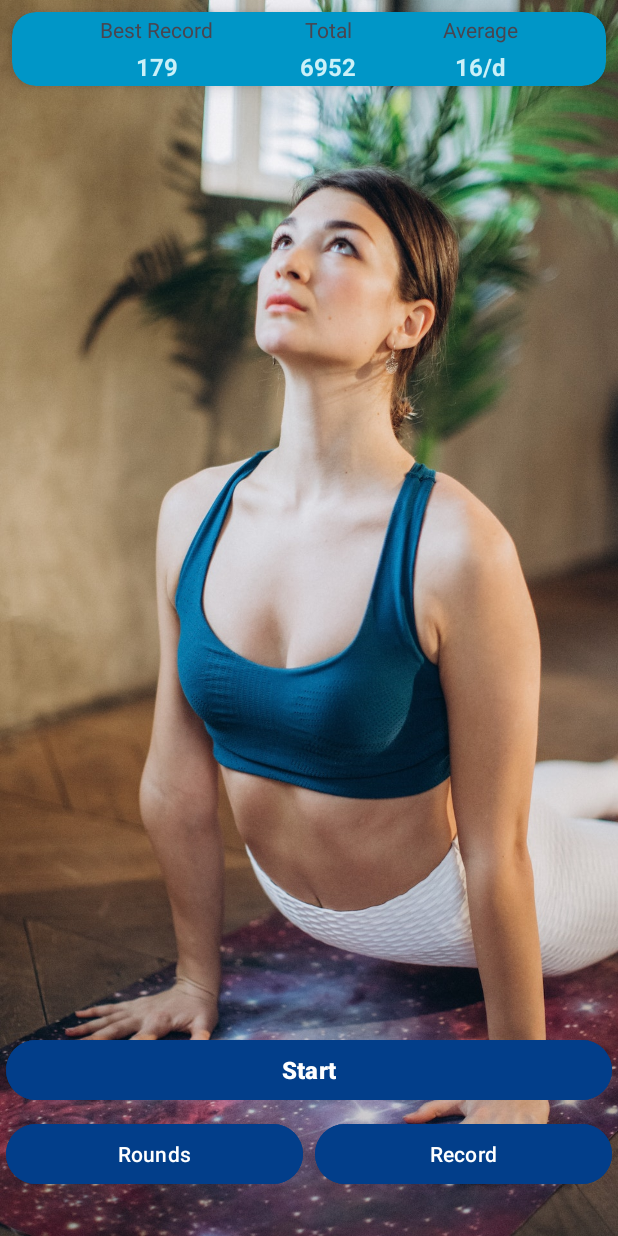
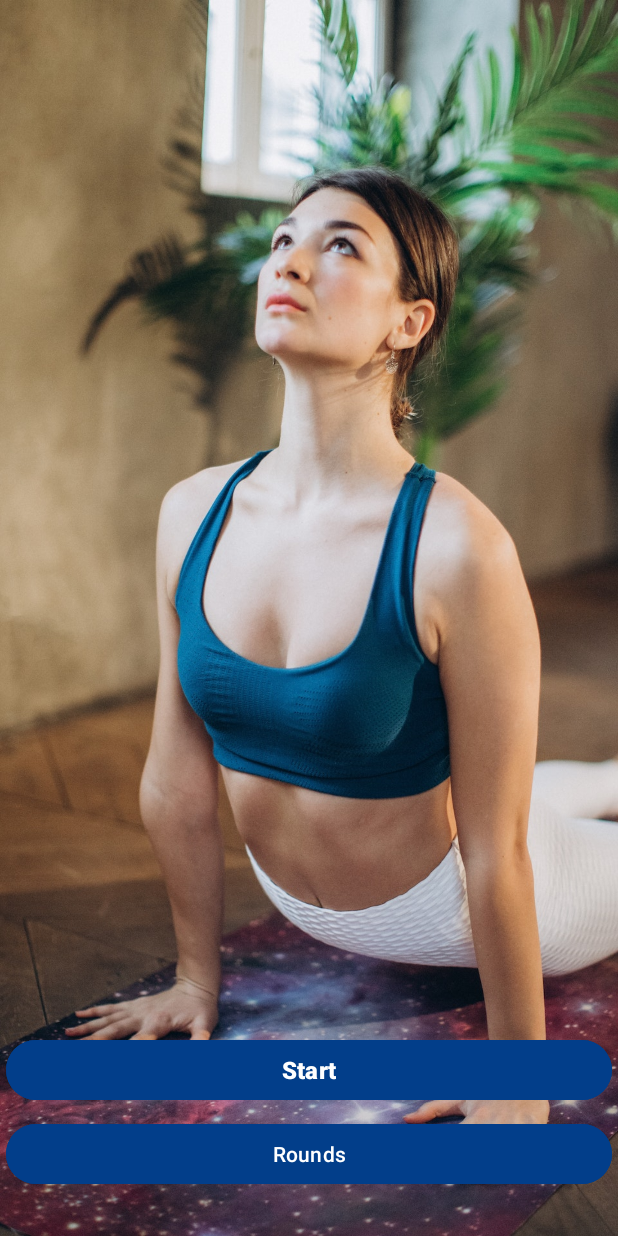
Before and after one commit to Abinash6000/Surya-Namaskar-App, an Android app: the screen it shows after launch (MainActivity), on a phone screen of 412 x 824 dp. Run offline under Robolectric (Android 15) with nearby library versions, the phone set to English and light mode, and no system bars.

Commit message:
simpler done and home fragment

```diff
--- a/app/src/main/java/com/example/suryanamaskar/fragment/DoneFragment.kt
+++ b/app/src/main/java/com/example/suryanamaskar/fragment/DoneFragment.kt
@@ -5,14 +5,24 @@ import androidx.fragment.app.Fragment
 import android.view.LayoutInflater
 import android.view.View
 import android.view.ViewGroup
+import androidx.navigation.fragment.findNavController
 import com.example.suryanamaskar.R
+import com.example.suryanamaskar.databinding.FragmentDoneBinding
 
 class DoneFragment : Fragment() {
+    private var _binding: FragmentDoneBinding? = null
+    private val binding get() = _binding!!
     override fun onCreateView(
         inflater: LayoutInflater, container: ViewGroup?,
         savedInstanceState: Bundle?
-    ): View? {
+    ): View {
         // Inflate the layout for this fragment
-        return inflater.inflate(R.layout.fragment_done, container, false)
+        _binding = FragmentDoneBinding.inflate(inflater, container, false)
+
+        binding.btnHome.setOnClickListener {
+            findNavController().navigate(R.id.action_doneFragment_to_homeFragment2)
+        }
+
+        return binding.root
     }
 }
--- a/app/src/main/res/layout/fragment_done.xml
+++ b/app/src/main/res/layout/fragment_done.xml
@@ -12,7 +12,7 @@
         android:id="@+id/animation"
         android:layout_width="match_parent"
         android:layout_height="300dp"
-        app:layout_constraintBottom_toTopOf="@+id/btnRecord"
+        app:layout_constraintBottom_toTopOf="@+id/btnHome"
         app:layout_constraintEnd_toEndOf="parent"
         app:layout_constraintStart_toStartOf="parent"
         app:layout_constraintTop_toTopOf="parent"
@@ -23,7 +23,7 @@
         app:lottie_rawRes="@raw/animation" />
 
     <Button
-        android:id="@+id/btnRecord"
+        android:id="@+id/btnHome"
         android:layout_width="wrap_content"
         android:layout_height="wrap_content"
         android:layout_marginTop="143dp"
@@ -34,7 +34,7 @@
         android:shadowDx="12"
         android:shadowDy="12"
         android:shadowRadius="8"
-        android:text="Record"
+        android:text="Home"
         android:textSize="32sp"
         app:layout_constraintBottom_toBottomOf="parent"
         app:layout_constraintEnd_toEndOf="parent"
--- a/app/src/main/res/layout/fragment_home.xml
+++ b/app/src/main/res/layout/fragment_home.xml
@@ -12,105 +12,13 @@
         android:layout_height="0dp"
         android:scaleType="centerCrop"
         android:src="@drawable/back"
+        android:importantForAccessibility="no"
         app:layout_constraintBottom_toBottomOf="parent"
         app:layout_constraintEnd_toEndOf="parent"
         app:layout_constraintHorizontal_bias="0.0"
         app:layout_constraintStart_toStartOf="parent"
         app:layout_constraintTop_toTopOf="parent"
         app:layout_constraintVertical_bias="1.0" />
-
-    <androidx.cardview.widget.CardView
-        android:layout_width="match_parent"
-        android:layout_height="wrap_content"
-        app:layout_constraintTop_toTopOf="parent"
-        app:layout_constraintStart_toStartOf="parent"
-        app:layout_constraintEnd_toEndOf="parent"
-        android:layout_margin="8dp"
-        app:cardElevation="8dp"
-        app:cardCornerRadius="16dp"
-        android:backgroundTint="#0096C7">
-
-        <androidx.constraintlayout.widget.ConstraintLayout
-            android:layout_width="match_parent"
-            android:layout_height="match_parent">
-
-            <TextView
-                android:id="@+id/tvBestRec"
-                android:layout_width="wrap_content"
-                android:layout_height="wrap_content"
-                android:padding="2dp"
-                android:text="Best Record"
-                app:layout_constraintEnd_toStartOf="@+id/tvTotal"
-                app:layout_constraintHorizontal_bias="0.5"
-                app:layout_constraintStart_toStartOf="parent"
-                app:layout_constraintTop_toTopOf="parent" />
-
-            <TextView
-                android:id="@+id/tvTotal"
-                android:layout_width="wrap_content"
-                android:layout_height="wrap_content"
-                android:padding="2dp"
-                android:text="Total"
-                app:layout_constraintEnd_toStartOf="@+id/tvAverage"
-                app:layout_constraintHorizontal_bias="0.5"
-                app:layout_constraintStart_toEndOf="@+id/tvBestRec"
-                app:layout_constraintTop_toTopOf="parent" />
-
-            <TextView
-                android:id="@+id/tvAverage"
-                android:layout_width="wrap_content"
-                android:layout_height="wrap_content"
-                android:padding="2dp"
-                android:text="Average"
-                app:layout_constraintEnd_toEndOf="parent"
-                app:layout_constraintHorizontal_bias="0.5"
-                app:layout_constraintStart_toEndOf="@+id/tvTotal"
-                app:layout_constraintTop_toTopOf="parent" />
-
-            <TextView
-                android:id="@+id/tvBestRec2"
-                android:layout_width="wrap_content"
-                android:layout_height="wrap_content"
-                android:padding="2dp"
-                android:text="179"
-                android:textSize="16sp"
-                android:textStyle="bold"
-                android:textColor="#CAF0F8"
-                app:layout_constraintEnd_toStartOf="@+id/tvTotal"
-                app:layout_constraintHorizontal_bias="0.5"
-                app:layout_constraintStart_toStartOf="parent"
-                app:layout_constraintTop_toBottomOf="@+id/tvBestRec" />
-
-            <TextView
-                android:id="@+id/tvTotal2"
-                android:layout_width="wrap_content"
-                android:layout_height="wrap_content"
-                android:padding="2dp"
-                android:text="6952"
-                android:textSize="16sp"
-                android:textStyle="bold"
-                android:textColor="#CAF0F8"
-                app:layout_constraintEnd_toStartOf="@+id/tvAverage"
-                app:layout_constraintHorizontal_bias="0.5"
-                app:layout_constraintStart_toEndOf="@+id/tvBestRec"
-                app:layout_constraintTop_toBottomOf="@id/tvBestRec" />
-
-            <TextView
-                android:id="@+id/tvAverage2"
-                android:layout_width="wrap_content"
-                android:layout_height="wrap_content"
-                android:padding="2dp"
-                android:text="16/d"
-                android:textSize="16sp"
-                android:textStyle="bold"
-                android:textColor="#CAF0F8"
-                app:layout_constraintEnd_toEndOf="parent"
-                app:layout_constraintHorizontal_bias="0.5"
-                app:layout_constraintStart_toEndOf="@+id/tvTotal"
-                app:layout_constraintTop_toBottomOf="@id/tvBestRec" />
-
-        </androidx.constraintlayout.widget.ConstraintLayout>
-    </androidx.cardview.widget.CardView>
 
     <Button
         android:id="@+id/btnStart"
@@ -120,7 +28,7 @@
         android:layout_marginHorizontal="8dp"
         android:text="Start"
         android:textStyle="bold"
-        android:textSize="16dp"
+        android:textSize="16sp"
         android:textColor="@color/white"
         android:backgroundTint="#023e8a"
         app:layout_constraintBottom_toTopOf="@id/guideline"
@@ -146,21 +54,8 @@
         android:text="Rounds"
         android:textColor="@color/white"
         android:backgroundTint="#023e8a"
-        app:layout_constraintEnd_toStartOf="@+id/btnRecord"
+        app:layout_constraintEnd_toEndOf="parent"
         app:layout_constraintStart_toStartOf="parent"
-        app:layout_constraintTop_toBottomOf="@+id/guideline" />
-
-    <Button
-        android:id="@+id/btnRecord"
-        android:layout_width="0dp"
-        android:layout_height="wrap_content"
-        android:layout_margin="4dp"
-        android:layout_marginEnd="8dp"
-        android:text="Record"
-        android:backgroundTint="#023e8a"
-        android:textColor="@color/white"
-        app:layout_constraintEnd_toEndOf="parent"
-        app:layout_constraintStart_toEndOf="@+id/btnRounds"
         app:layout_constraintTop_toBottomOf="@+id/guideline" />
 
 
--- a/app/src/main/res/navigation/nav_graph.xml
+++ b/app/src/main/res/navigation/nav_graph.xml
@@ -47,5 +47,9 @@
         android:id="@+id/doneFragment"
         android:name="com.example.suryanamaskar.fragment.DoneFragment"
         android:label="fragment_done"
-        tools:layout="@layout/fragment_done" />
+        tools:layout="@layout/fragment_done" >
+        <action
+            android:id="@+id/action_doneFragment_to_homeFragment2"
+            app:destination="@id/homeFragment" />
+    </fragment>
 </navigation>
```
